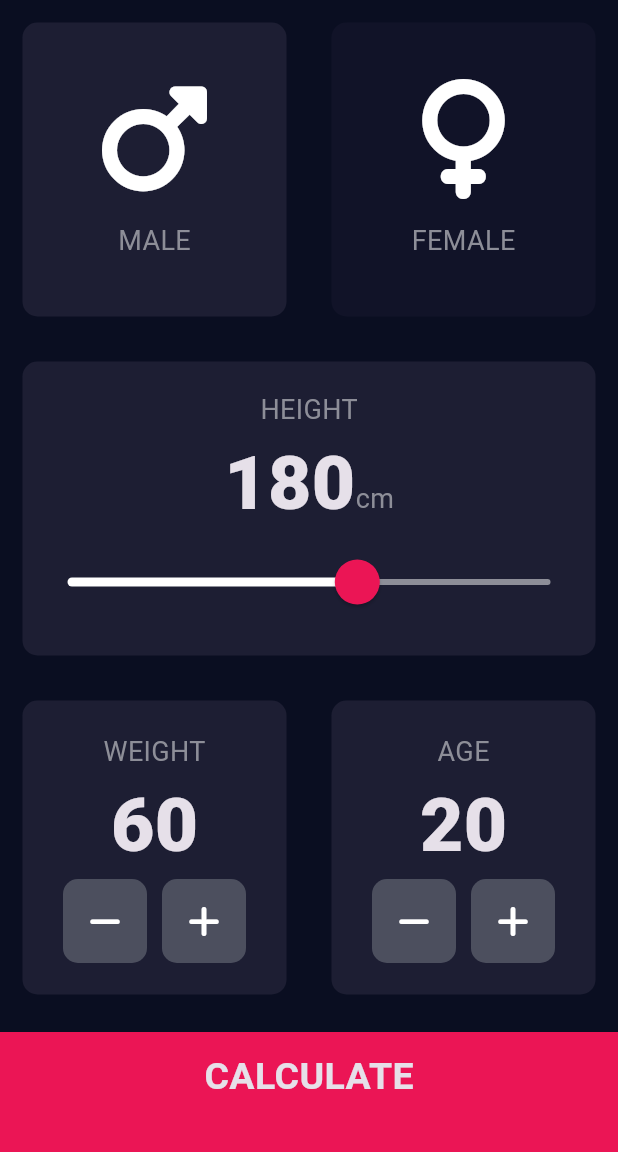
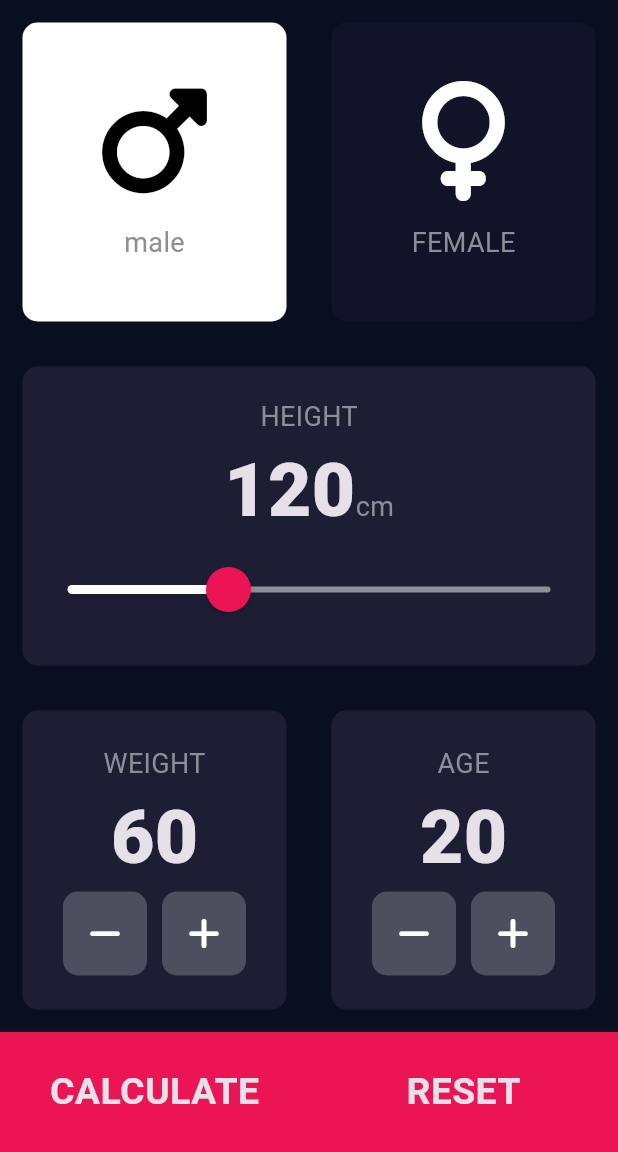
Before and after one commit to antoniuspetrus/bmi_calculator, a Flutter app: the screen it shows after launch, on a phone screen of 412 x 824 dp, the part 84-1236 px from its top. Run offline on Flutter 3.47's test engine with Material 3 defaults, Android fonts, the phone set to English and light mode, and no system bars; our stand-ins replace font_awesome_flutter.

```diff
--- a/lib/components/bottom_button.dart
+++ b/lib/components/bottom_button.dart
@@ -18,8 +18,6 @@ class BottomButton extends StatelessWidget {
               style: kLargeButtonTextStyle,
             )),
         color: kBottomContainerColour,
-        margin: EdgeInsets.only(top: 10.0),
-        padding: EdgeInsets.only(bottom: 20.0),
         width: double.infinity,
         height: kBottomContainerHeight,
       ),
--- a/lib/components/icon_content.dart
+++ b/lib/components/icon_content.dart
@@ -3,8 +3,9 @@ import '../constants.dart';
 
 
 class IconContent extends StatelessWidget {
-  IconContent({required this.icon, required this.label});
+  IconContent({required this.icon, required this.label, required this.color});
 
+  final Color color;
   final IconData icon;
   final String label;
 
@@ -16,6 +17,7 @@ class IconContent extends StatelessWidget {
         Icon(
           icon,
           size: 80.0,
+          color: color,
         ),
         SizedBox(
           height: 15.0,
--- a/lib/constants.dart
+++ b/lib/constants.dart
@@ -2,6 +2,7 @@ import 'package:flutter/material.dart';
 
 const kBottomContainerHeight = 80.0;
 const kActiveCardColour = Color(0xFF1D1E33);
+const kClickCardColor = Color(0xFFFFFFFF);
 const kInactiveCardColour = Color(0xFF111328);
 const kBottomContainerColour = Color(0xFFEB1555);
 
--- a/lib/screens/input_page.dart
+++ b/lib/screens/input_page.dart
@@ -19,10 +19,69 @@ class InputPage extends StatefulWidget {
 }
 
 class _InputPageState extends State<InputPage> {
-  Gender selectedGander = Gender.male;
-  int height = 180;
+  Gender selectedGender = Gender.male;
+  int height = 120;
   int weight = 60;
   int age = 20;
+
+  int calculate(int a, int b) {
+    int result = a + b;
+    return result;
+  }
+
+  Color getBtnColor(Gender selectedGender, Gender btn) {
+    if (selectedGender == btn) {
+      return kClickCardColor;
+    } else {
+      return kInactiveCardColour;
+    }
+    // if (btn == Gender.female) {
+    //   if (selectedGender == Gender.female) {
+    //     return kClickCardColor;
+    //   } else {
+    //     return kInactiveCardColour;
+    //   }
+    // } else {
+    //   if (selectedGender == Gender.male) {
+    //     return kClickCardColor;
+    //   } else {
+    //     return kInactiveCardColour;
+    //   }
+    // }
+  }
+
+  String getBtnLabel(Gender selectedGender, Gender btn) {
+    if (btn == Gender.male) {
+      if (selectedGender == Gender.male) {
+        return 'male';
+      } else {
+        return 'MALE';
+      }
+    } else {
+      //female
+      if (selectedGender == Gender.female) {
+        return 'female';
+      } else {
+        return 'FEMALE';
+      }
+    }
+  }
+
+  String getFemaleIconLabel(Gender selectedGender) {
+    if (selectedGender == Gender.female) {
+      return 'female';
+    } else {
+      return 'FEMALE';
+    }
+  }
+
+  Color getFemaleIconColor(Gender selectedGender) {
+    if (selectedGender == Gender.female) {
+      return Colors.black;
+    } else {
+      return Colors.white;
+    }
+  }
 
   @override
   Widget build(BuildContext context) {
@@ -44,15 +103,19 @@ class _InputPageState extends State<InputPage> {
                 child: ReusableCard(
                   onPress: () {
                     setState(() {
-                      selectedGander = Gender.male;
+                      selectedGender = Gender.male;
                     });
                   },
-                  colour: selectedGander == Gender.male
-                      ? kActiveCardColour
-                      : kInactiveCardColour,
+                  colour: getBtnColor(selectedGender, Gender.male),
+                  // colour: selectedGender == Gender.male
+                  //     ? kClickCardColor
+                  //     : kInactiveCardColour,
                   cardChild: IconContent(
                     icon: FontAwesomeIcons.mars,
-                    label: 'MALE',
+                    label: getBtnLabel(selectedGender, Gender.male),
+                    color: selectedGender == Gender.male
+                        ? Colors.black
+                        : Colors.white,
                   ),
                 ),
               ),
@@ -60,15 +123,14 @@ class _InputPageState extends State<InputPage> {
                 child: ReusableCard(
                   onPress: () {
                     setState(() {
-                      selectedGander = Gender.female;
+                      selectedGender = Gender.female;
                     });
                   },
-                  colour: selectedGander == Gender.female
-                      ? kActiveCardColour
-                      : kInactiveCardColour,
+                  colour: getBtnColor(selectedGender, Gender.female),
                   cardChild: IconContent(
                     icon: FontAwesomeIcons.venus,
-                    label: 'FEMALE',
+                    color: getFemaleIconColor(selectedGender),
+                    label: getBtnLabel(selectedGender, Gender.female),
                   ),
                 ),
               ),
@@ -113,7 +175,7 @@ class _InputPageState extends State<InputPage> {
                     ),
                     child: Slider(
                       value: height.toDouble(),
-                      min: 120.0,
+                      min: 70.0,
                       max: 220.0,
                       onChanged: (double newValue) {
                         setState(() {
@@ -151,7 +213,9 @@ class _InputPageState extends State<InputPage> {
                                 icon: FontAwesomeIcons.minus,
                                 onPressed: () {
                                   setState(() {
+                                    if (weight > 5) {
                                       weight--;
+                                    }
                                   });
                                 }),
                             SizedBox(
@@ -194,7 +258,9 @@ class _InputPageState extends State<InputPage> {
                               onPressed: () {
                                 setState(
                                   () {
+                                    if (age > 1) {
                                       age--;
+                                    }
                                   },
                                 );
                               },
@@ -205,7 +271,9 @@ class _InputPageState extends State<InputPage> {
                             RoundIconButton(
                               icon: FontAwesomeIcons.plus,
                               onPressed: () {
+                                setState(() {
                                   age++;
+                                });
                               },
                             ),
                           ],
@@ -217,18 +285,40 @@ class _InputPageState extends State<InputPage> {
               ],
             ),
           ),
-          BottomButton(
+          Row(
+            children: <Widget>[
+              Expanded(
+                child: BottomButton(
                   buttonTitle: 'CALCULATE',
                   onTap: () {
-              CalculatorBrain calc = CalculatorBrain(height: height, weight: weight);
-
-              Navigator.push(context,
-                  MaterialPageRoute(builder: (context) => ResultsPage(
+                    CalculatorBrain calc =
+                        CalculatorBrain(height: height, weight: weight);
+                    Navigator.push(
+                      context,
+                      MaterialPageRoute(
+                        builder: (context) => ResultsPage(
                           bmiResult: calc.calculateBMI(),
                           resultText: calc.getResult(),
                           interpretation: calc.getInterprepation(),
-                  ),),);
+                        ),
+                      ),
+                    );
                   },
+                ),
+              ),
+              Expanded(
+                child: BottomButton(
+                  buttonTitle: 'RESET',
+                  onTap: () {
+                    setState(() {
+                      height = 120;
+                      weight = 60;
+                      age = 20;
+                    });
+                  },
+                ),
+              ),
+            ],
           ),
         ],
       ),
```
Lines whose indentation alone changed are shown as unchanged.
